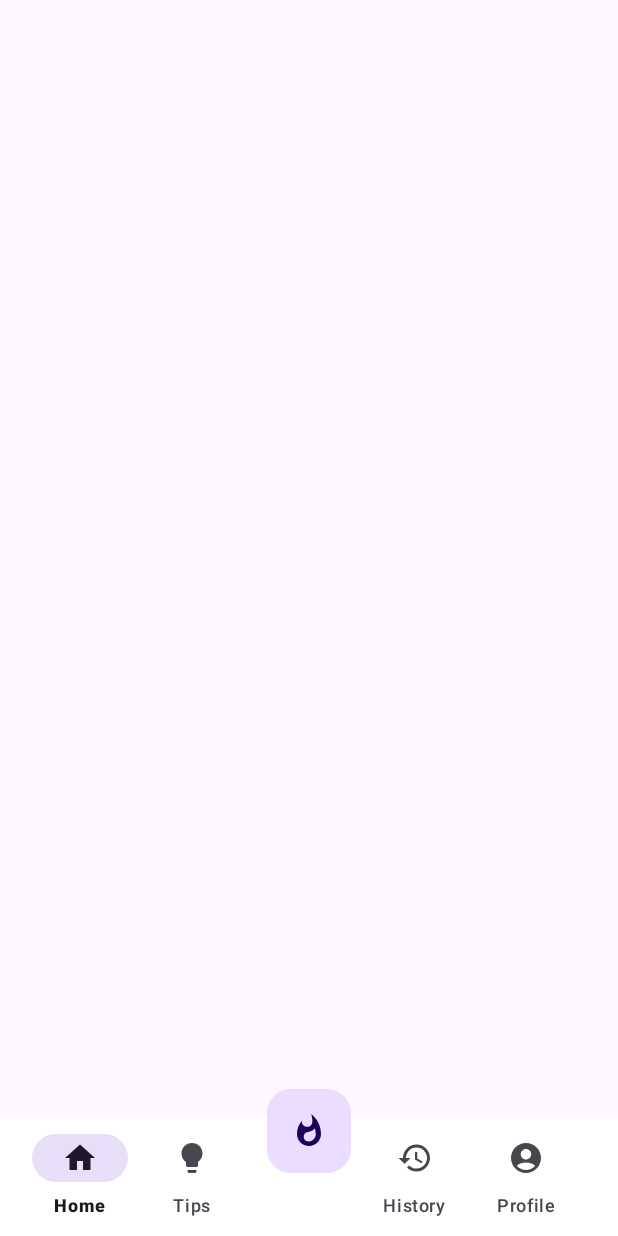
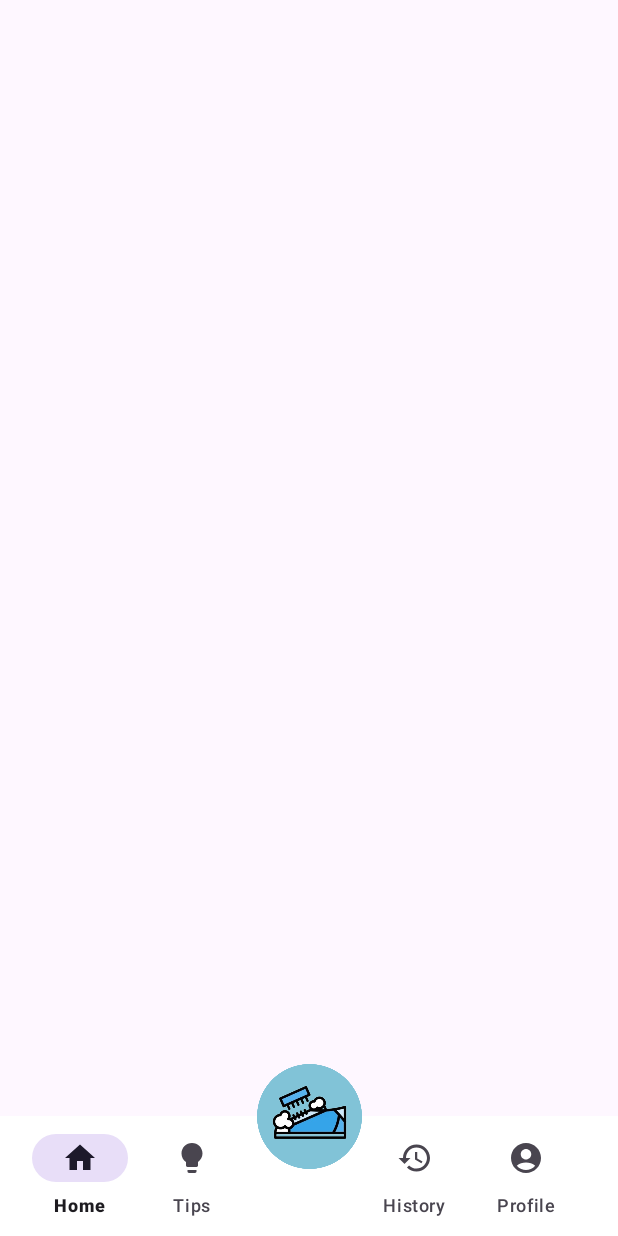
Before and after one commit to akmalfman/ShoesCare, an Android app: the layout activity_main.xml on its own in the app's theme, with its tools: preview values and no code run, on a phone screen of 412 x 824 dp. Run offline under Robolectric (Android 15) with nearby library versions, the phone set to English and light mode, and no system bars.

Commit message:
change fab to imageview

```diff
--- a/app/src/main/res/layout/activity_main.xml
+++ b/app/src/main/res/layout/activity_main.xml
@@ -35,13 +35,12 @@
     </com.google.android.material.bottomappbar.BottomAppBar>
 
 
-    <com.google.android.material.floatingactionbutton.FloatingActionButton
-        android:layout_width="wrap_content"
-        android:layout_height="wrap_content"
-        android:src="@drawable/baseline_whatshot_24"
+    <ImageView
+        android:id="@+id/imageView"
+        android:layout_width="70dp"
+        android:layout_height="70dp"
+        android:src="@drawable/fab_shoes"
         app:layout_anchor="@+id/bottomAppBar"
-        android:id="@+id/fab"
-        android:clickable="false"
-        android:layout_marginBottom="30dp"/>
+        app:layout_anchorGravity="top|center" />
 
 </androidx.coordinatorlayout.widget.CoordinatorLayout>
```
Also changed, not shown: app/src/main/res/drawable/fab_shoe.xml (added, +11 -0 lines), app/src/main/res/drawable/fab_shoes.png (added).
